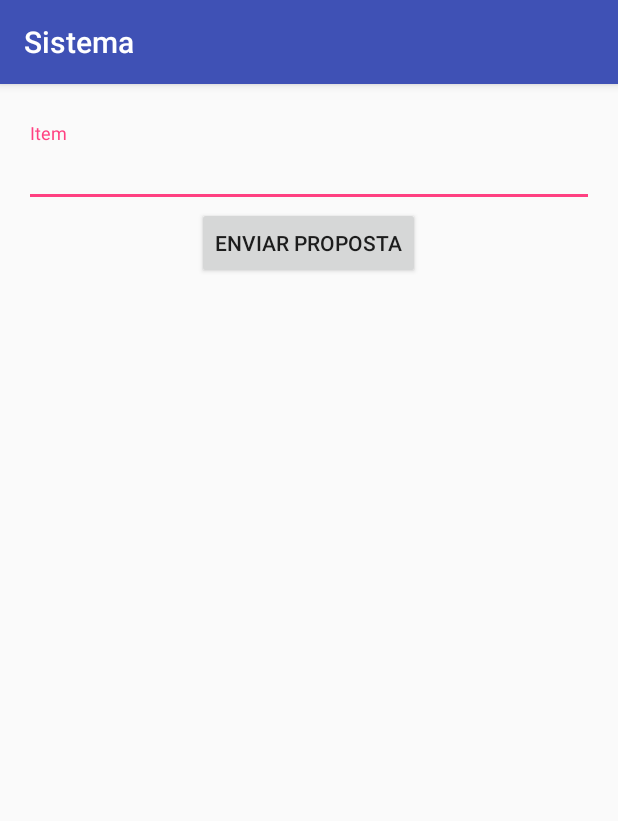
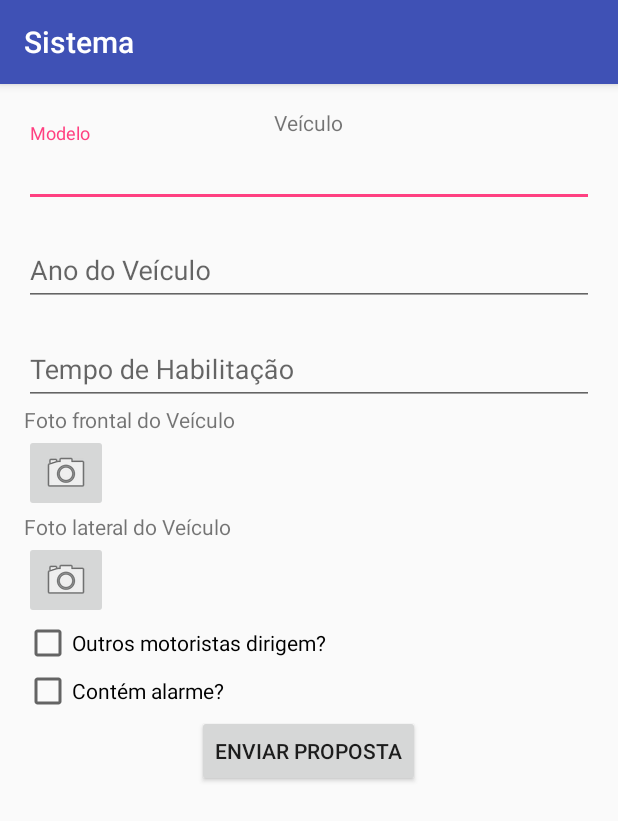
Before and after one commit to WesleyNL/Hackathon-Barueri, an Android app: the CadastrarProposta screen opened directly, with no data from a screen before it, on a phone screen of 412 x 824 dp. Shown: the top 821 px of the screen. Run offline under Robolectric (Android 15) with nearby library versions, the phone set to English and light mode, and no system bars.

Commit message:
Inclusão dos campos para cadastrar uma proposta

```diff
--- /dev/null
+++ b/Sistema/app/src/main/java/br/com/sistema/activity/CadastrarPropostaActivity.java
@@ -0,0 +1,27 @@
+package br.com.sistema.activity;
+
+import android.content.Intent;
+import android.provider.MediaStore;
+import android.support.v7.app.AppCompatActivity;
+import android.os.Bundle;
+import android.view.View;
+
+import br.com.sistema.R;
+
+public class CadastrarPropostaActivity extends AppCompatActivity {
+
+    @Override
+    protected void onCreate(Bundle savedInstanceState) {
+        super.onCreate(savedInstanceState);
+        setContentView(R.layout.activity_cadastrar_proposta);
+    }
+
+    public void enviarFotoFrontal(View view) {
+
+    }
+
+    private void encontrarFoto() {
+        Intent takePicture = new Intent(MediaStore.ACTION_IMAGE_CAPTURE);
+        startActivityForResult(takePicture, 0);
+    }
+}
--- a/Sistema/app/src/main/java/br/com/sistema/adapter/ContratosAdapter.java
+++ b/Sistema/app/src/main/java/br/com/sistema/adapter/ContratosAdapter.java
@@ -1,7 +1,54 @@
 package br.com.sistema.adapter;
+
+import android.preference.EditTextPreference;
+import android.support.v7.widget.RecyclerView;
+import android.view.LayoutInflater;
+import android.view.View;
+import android.view.ViewGroup;
+import android.widget.TextView;
+
+import java.util.HashSet;
+import java.util.LinkedList;
+
+import br.com.sistema.R;
 
 /**
  * Created by Jefferson on 26/11/2016.
  */
-public class ContratosAdapter {
+public class ContratosAdapter extends RecyclerView.Adapter<ContratosAdapter.ViewHolder> {
+
+    private LinkedList<Contrato> contratos;
+
+    @Override
+    public ViewHolder onCreateViewHolder(ViewGroup parent, int viewType) {
+        View itemLayoutView = LayoutInflater.from(parent.getContext()).inflate(
+                R.layout.frame_contratos, parent, false);
+
+        ViewHolder viewHolder = new ViewHolder(itemLayoutView);
+        return viewHolder;
+    }
+
+    @Override
+    public void onBindViewHolder(ViewHolder holder, int position) {
+        holder.txtID.setText(contratos.get(position).getID());
+        holder.txtNomeBem.setText(contratos.get(position).getNomeBem());
+    }
+
+    @Override
+    public int getItemCount() {
+        return contratos.size();
+    }
+
+    public class ViewHolder extends RecyclerView.ViewHolder {
+
+        public TextView txtID;
+        public TextView txtNomeBem;
+
+        public ViewHolder(View itemView) {
+            super(itemView);
+
+            txtID = (TextView) itemView.findViewById(R.id.txtID);
+            txtNomeBem = (TextView) itemView.findViewById(R.id.txtNomeBem);
+        }
+    }
 }
--- a/Sistema/app/src/main/res/layout/activity_cadastrar_proposta.xml
+++ b/Sistema/app/src/main/res/layout/activity_cadastrar_proposta.xml
@@ -7,27 +7,120 @@
     android:paddingLeft="@dimen/activity_horizontal_margin"
     android:paddingRight="@dimen/activity_horizontal_margin"
     android:paddingTop="@dimen/activity_vertical_margin"
-    tools:context=".activity.CadastrarProposta">
+    tools:context=".activity.CadastrarPropostaActivity">
+
+    <ScrollView
+        android:layout_width="match_parent"
+        android:layout_height="match_parent">
+
+        <RelativeLayout
+            android:layout_width="match_parent"
+            android:layout_height="match_parent">
+
+            <TextView
+                android:layout_width="wrap_content"
+                android:layout_height="wrap_content"
+                android:text="Veículo"
+                android:id="@+id/lblVeiculo"
+                android:layout_centerHorizontal="true" />
 
             <android.support.design.widget.TextInputLayout
                 android:layout_width="match_parent"
                 android:layout_height="wrap_content"
                 android:layout_marginTop="10dp"
-        android:id="@+id/txtItem" >
+                android:id="@+id/txtModelo" >
 
                 <EditText
                     android:layout_width="match_parent"
                     android:layout_height="match_parent"
-            android:hint="Item" />
+                    android:hint="Modelo" />
 
             </android.support.design.widget.TextInputLayout>
+
+            <android.support.design.widget.TextInputLayout
+                android:layout_width="match_parent"
+                android:layout_height="wrap_content"
+                android:layout_marginTop="10dp"
+                android:layout_below="@id/txtModelo"
+                android:id="@+id/txtAno" >
+
+                <EditText
+                    android:layout_width="match_parent"
+                    android:layout_height="match_parent"
+                    android:hint="Ano do Veículo" />
+
+            </android.support.design.widget.TextInputLayout>
+
+            <android.support.design.widget.TextInputLayout
+                android:layout_width="match_parent"
+                android:layout_height="wrap_content"
+                android:layout_marginTop="10dp"
+                android:layout_below="@id/txtAno"
+                android:id="@+id/txtTempoHabilitacao" >
+
+                <EditText
+                    android:layout_width="match_parent"
+                    android:layout_height="match_parent"
+                    android:hint="Tempo de Habilitação" />
+
+            </android.support.design.widget.TextInputLayout>
+
+            <TextView
+                android:layout_width="wrap_content"
+                android:layout_height="wrap_content"
+                android:text="Foto frontal do Veículo"
+                android:id="@+id/lblFotoFrontal"
+                android:layout_below="@id/txtTempoHabilitacao" />
+
+            <ImageButton
+                android:layout_width="wrap_content"
+                android:layout_height="wrap_content"
+                android:id="@+id/imgFotoFrontal"
+                android:src="@android:drawable/ic_menu_camera"
+                android:layout_below="@id/lblFotoFrontal"
+                android:onClick="enviarFotoFrontal" />
+
+            <TextView
+                android:layout_width="wrap_content"
+                android:layout_height="wrap_content"
+                android:text="Foto lateral do Veículo"
+                android:id="@+id/lblFotoLateral"
+                android:layout_below="@id/imgFotoFrontal" />
+
+            <ImageButton
+                android:layout_width="wrap_content"
+                android:layout_height="wrap_content"
+                android:id="@+id/imgFotoLateral"
+                android:src="@android:drawable/ic_menu_camera"
+                android:layout_below="@id/lblFotoLateral"
+                android:onClick="enviarFotoLateral" />
+
+            <CheckBox
+                android:layout_width="wrap_content"
+                android:layout_height="wrap_content"
+                android:text="Outros motoristas dirigem?"
+                android:id="@+id/chkOutrosMotoristas"
+                android:layout_below="@+id/imgFotoLateral"
+                android:layout_alignParentStart="true" />
+
+            <CheckBox
+                android:layout_width="wrap_content"
+                android:layout_height="wrap_content"
+                android:text="Contém alarme?"
+                android:id="@+id/chkAlarme"
+                android:layout_below="@+id/chkOutrosMotoristas"
+                android:layout_alignParentStart="true" />
 
             <Button
                 android:layout_width="wrap_content"
                 android:layout_height="wrap_content"
                 android:text="Enviar Proposta"
                 android:id="@+id/btnEnviarProposta"
-        android:layout_below="@+id/txtItem"
+                android:layout_below="@+id/chkAlarme"
                 android:layout_centerHorizontal="true" />
 
         </RelativeLayout>
+
+    </ScrollView>
+
+</RelativeLayout>
```
Lines whose indentation alone changed are shown as unchanged.
